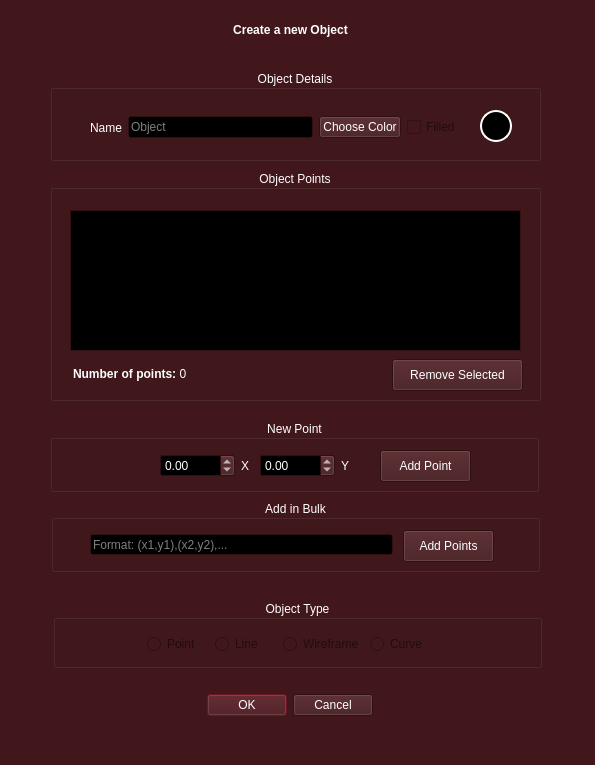
JVSutter/Sistema-Grafico-Interativo, file SGI/view/screens/newObject.ui: the form before one commit.
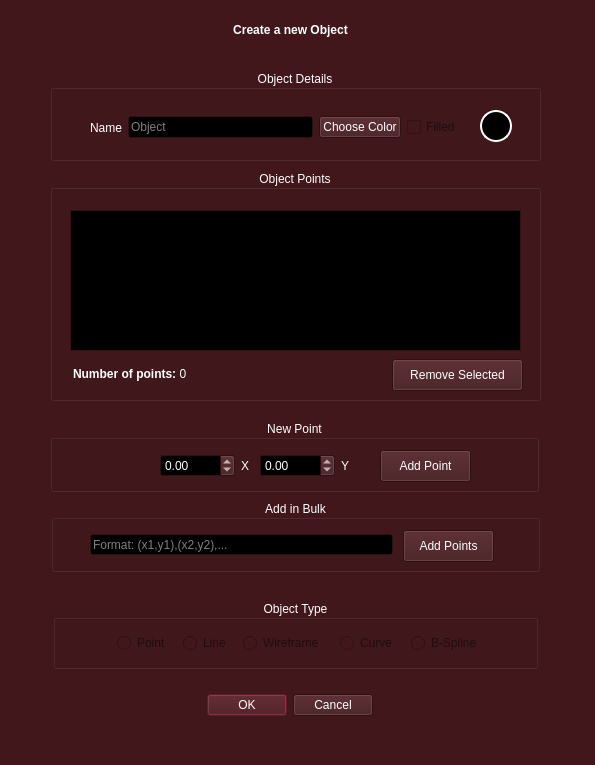
The form after the commit.

Commit message: add bspline na interface

```diff
--- a/SGI/view/screens/newObject.ui
+++ b/SGI/view/screens/newObject.ui
@@ -835,8 +835,8 @@
     <rect>
      <x>53</x>
      <y>600</y>
-     <width>489</width>
-     <height>68</height>
+     <width>485</width>
+     <height>69</height>
     </rect>
    </property>
    <property name="maximumSize">
@@ -851,57 +851,85 @@
    <property name="alignment">
     <set>Qt::AlignmentFlag::AlignCenter</set>
    </property>
-   <widget class="QWidget" name="">
+   <widget class="QRadioButton" name="curveRadio">
+    <property name="enabled">
+     <bool>false</bool>
+    </property>
     <property name="geometry">
      <rect>
-      <x>94</x>
-      <y>34</y>
-      <width>285</width>
+      <x>287</x>
+      <y>33</y>
+      <width>61</width>
       <height>20</height>
      </rect>
     </property>
-    <layout class="QHBoxLayout" name="horizontalLayout_5">
-     <item>
-      <widget class="QRadioButton" name="pointRadio">
-       <property name="enabled">
-        <bool>false</bool>
-       </property>
        <property name="text">
-        <string>Point</string>
-       </property>
-      </widget>
-     </item>
-     <item>
+     <string>Curve</string>
+    </property>
+   </widget>
       <widget class="QRadioButton" name="lineRadio">
        <property name="enabled">
         <bool>false</bool>
        </property>
+    <property name="geometry">
+     <rect>
+      <x>130</x>
+      <y>33</y>
+      <width>50</width>
+      <height>20</height>
+     </rect>
+    </property>
        <property name="text">
         <string>Line</string>
        </property>
       </widget>
-     </item>
-     <item>
+   <widget class="QRadioButton" name="pointRadio">
+    <property name="enabled">
+     <bool>false</bool>
+    </property>
+    <property name="geometry">
+     <rect>
+      <x>64</x>
+      <y>33</y>
+      <width>56</width>
+      <height>20</height>
+     </rect>
+    </property>
+    <property name="text">
+     <string>Point</string>
+    </property>
+   </widget>
       <widget class="QRadioButton" name="wireframeRadio">
        <property name="enabled">
         <bool>false</bool>
        </property>
+    <property name="geometry">
+     <rect>
+      <x>190</x>
+      <y>33</y>
+      <width>87</width>
+      <height>20</height>
+     </rect>
+    </property>
        <property name="text">
         <string>Wireframe</string>
        </property>
       </widget>
-     </item>
-     <item>
-      <widget class="QRadioButton" name="curveRadio">
+   <widget class="QRadioButton" name="bSplineRadio">
        <property name="enabled">
         <bool>false</bool>
        </property>
+    <property name="geometry">
+     <rect>
+      <x>358</x>
+      <y>33</y>
+      <width>77</width>
+      <height>20</height>
+     </rect>
+    </property>
        <property name="text">
-        <string>Curve</string>
-       </property>
-      </widget>
-     </item>
-    </layout>
+     <string>B-Spline</string>
+    </property>
    </widget>
   </widget>
   <widget class="QGroupBox" name="groupBox_5">
```
Lines whose indentation alone changed are shown as unchanged. The commit also changes 2 other files.
